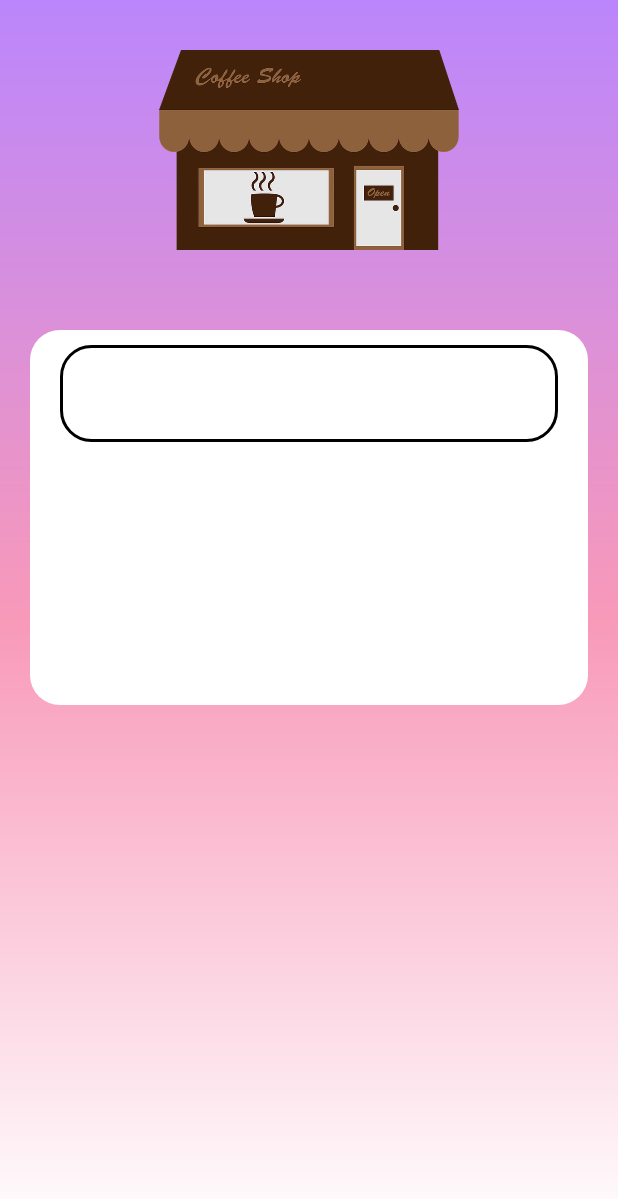
After one commit to DemetriosP/projeto_android_firebase, an Android app: the layout activity_form_login.xml on its own in the app's theme, with its tools: preview values and no code run, on a phone screen of 412 x 824 dp. The commit adds this screen. Shown: the top 1199 px of the screen. Run offline under Robolectric (Android 15) with nearby library versions, the phone set to English and light mode, and no system bars.

Commit message:
Implementação parcial da tela de login

```diff
--- a/app/src/main/AndroidManifest.xml
+++ b/app/src/main/AndroidManifest.xml
@@ -11,6 +11,9 @@
         android:theme="@style/Theme.ProjetoFirebase">
         <activity
             android:name=".MainActivity"
+            android:exported="false" />
+        <activity
+            android:name=".FormLogin"
             android:exported="true">
             <intent-filter>
                 <action android:name="android.intent.action.MAIN" />
--- /dev/null
+++ b/app/src/main/java/com/demetrios/projetofirebase/FormLogin.java
@@ -0,0 +1,15 @@
+package com.demetrios.projetofirebase;
+
+import androidx.appcompat.app.AppCompatActivity;
+
+import android.os.Bundle;
+
+public class FormLogin extends AppCompatActivity {
+
+    @Override
+    protected void onCreate(Bundle savedInstanceState) {
+        super.onCreate(savedInstanceState);
+        setContentView(R.layout.activity_form_login);
+    }
+
+}
--- /dev/null
+++ b/app/src/main/res/drawable/background.xml
@@ -0,0 +1,9 @@
+<?xml version="1.0" encoding="utf-8"?>
+<shape xmlns:android="http://schemas.android.com/apk/res/android">
+    <gradient
+        android:startColor="@color/white"
+        android:centerColor="@color/pink_light"
+        android:endColor="@color/purple_200"
+        android:angle="90"
+        />
+</shape>
--- /dev/null
+++ b/app/src/main/res/drawable/container_components.xml
@@ -0,0 +1,5 @@
+<?xml version="1.0" encoding="utf-8"?>
+<shape xmlns:android="http://schemas.android.com/apk/res/android">
+    <solid android:color="@color/white"/>
+    <corners android:radius="20dp"/>
+</shape>
--- /dev/null
+++ b/app/src/main/res/drawable/edit_text.xml
@@ -0,0 +1,6 @@
+<?xml version="1.0" encoding="utf-8"?>
+<shape xmlns:android="http://schemas.android.com/apk/res/android">
+    <solid android:color="@color/white"/>
+    <corners android:radius="20dp"/>
+    <stroke android:color="@color/black" android:width="2dp"/>
+</shape>
--- /dev/null
+++ b/app/src/main/res/layout/activity_form_login.xml
@@ -0,0 +1,35 @@
+<?xml version="1.0" encoding="utf-8"?>
+<androidx.constraintlayout.widget.ConstraintLayout xmlns:android="http://schemas.android.com/apk/res/android"
+    xmlns:app="http://schemas.android.com/apk/res-auto"
+    xmlns:tools="http://schemas.android.com/tools"
+    android:layout_width="match_parent"
+    android:layout_height="match_parent"
+    tools:context=".FormLogin"
+    android:background="@drawable/background"
+    >
+
+    <ImageView
+        android:id="@+id/logo"
+        android:layout_width="200dp"
+        android:layout_height="200dp"
+        android:src="@drawable/logo"
+        app:layout_constraintStart_toStartOf="parent"
+        app:layout_constraintEnd_toEndOf="parent"
+        app:layout_constraintTop_toTopOf="parent" />
+
+    <View
+        android:id="@+id/containerComponents"
+        style="@style/ContainerComponents"
+        android:layout_marginTop="52dp"
+        app:layout_constraintEnd_toEndOf="parent"
+        app:layout_constraintHorizontal_bias="1.0"
+        app:layout_constraintStart_toStartOf="parent"
+        app:layout_constraintTop_toBottomOf="@id/logo" />
+
+    <EditText
+        app:layout_constraintStart_toStartOf="@id/containerComponents"
+        app:layout_constraintEnd_toEndOf="@id/containerComponents"
+        app:layout_constraintTop_toTopOf="@id/containerComponents"
+        style="@style/Edit_Text"/>
+
+</androidx.constraintlayout.widget.ConstraintLayout>
--- a/app/src/main/res/values/colors.xml
+++ b/app/src/main/res/values/colors.xml
@@ -7,4 +7,7 @@
     <color name="teal_700">#FF018786</color>
     <color name="black">#FF000000</color>
     <color name="white">#FFFFFFFF</color>
+    <color name="orange">#FFB344</color>
+    <color name="pink">#FB528B</color>
+    <color name="pink_light">#F899B9</color>
 </resources>
--- /dev/null
+++ b/app/src/main/res/values/styles.xml
@@ -0,0 +1,21 @@
+<?xml version="1.0" encoding="utf-8"?>
+<resources>
+
+    <style name="ContainerComponents">
+        <item name="android:layout_width">match_parent</item>
+        <item name="android:layout_height">250dp</item>
+        <item name="android:background">@drawable/container_components</item>
+        <item name="android:layout_margin">20dp</item>
+    </style>
+
+    <style name="Edit_Text">
+        <item name="android:layout_width">match_parent</item>
+        <item name="android:layout_height">wrap_content</item>
+        <item name="android:background">@drawable/edit_text</item>
+        <item name="android:padding">20dp</item>
+        <item name="android:layout_marginLeft">40dp</item>
+        <item name="android:layout_marginRight">40dp</item>
+        <item name="android:layout_marginTop">10dp</item>
+    </style>
+
+</resources>
```
Also changed, not shown: app/src/main/res/drawable/logo.png (added).
